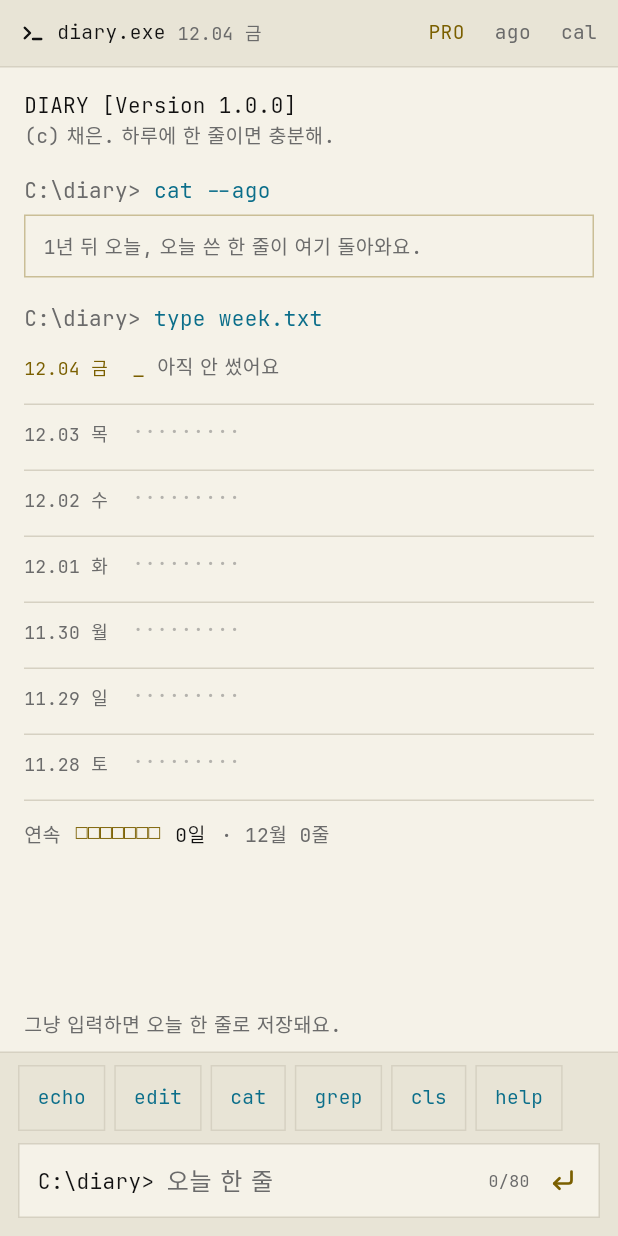
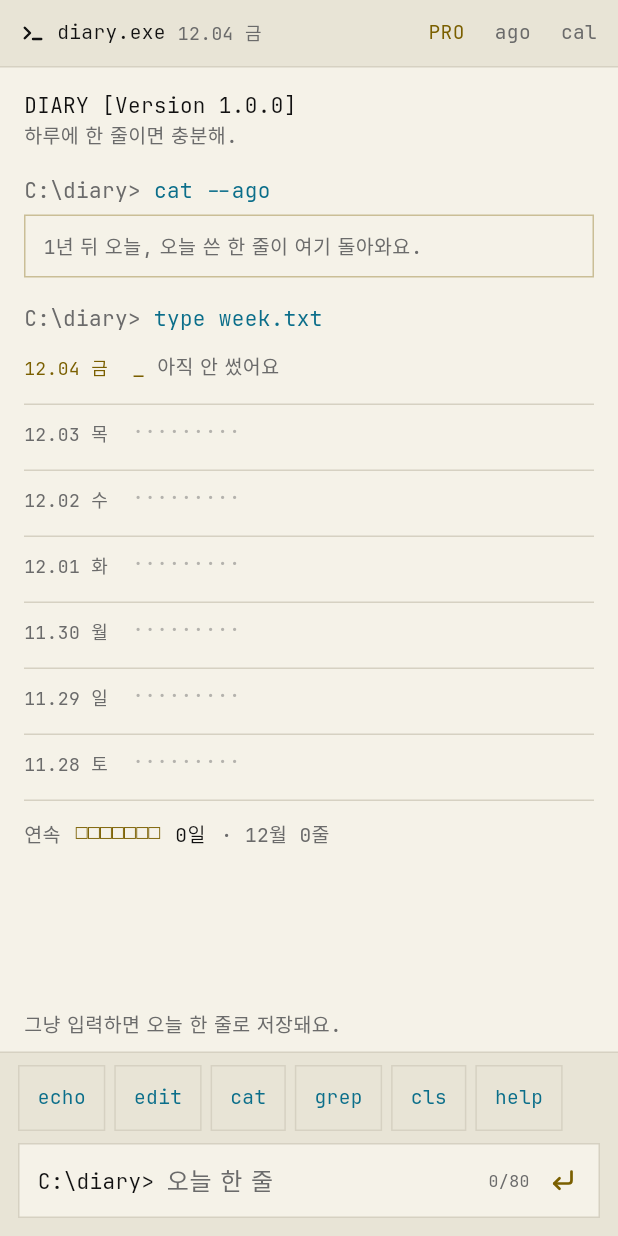
Before and after one commit to isla0x/diary-exe, a Flutter app: the screen it shows after launch, after a tap on an icon or button, on a phone screen of 412 x 824 dp. Run offline on Flutter 3.47's test engine with Material 3 defaults, Android fonts, the phone set to English and light mode, and no system bars; our stand-ins replace in_app_purchase, shared_preferences; missing offline and left inert: home_widget.

Commit message:
화면에서 이름 문구 빼기
- 메인 · 부팅 화면의 '(c) 채은.' 삭제, 문구만 남김
- 스토어 스크린샷 다시 뽑음

Co-Authored-By: Claude Opus 5.5 <noreply@anthropic.com>
Claude-Session: https://claude.ai/code/session_017iZMWYbGKXjhd5bZRMzdGV

```diff
--- a/lib/screens/boot_screen.dart
+++ b/lib/screens/boot_screen.dart
@@ -116,7 +116,7 @@ class _BootScreenState extends State<BootScreen> {
                               ),
                               const SizedBox(height: 20),
                               Text('DIARY [Version 1.0.0]', style: termStyle(p.hi)),
-                              Text('(c) 채은. 하루에 한 줄이면 충분해.', style: termStyle(p.dim, size: 13, ko: true)),
+                              Text('하루에 한 줄이면 충분해.', style: termStyle(p.dim, size: 13, ko: true)),
                               const SizedBox(height: 32),
                               Text.rich(TextSpan(children: [
                                 TextSpan(text: 'C:\\> ', style: termStyle(p.dim)),
--- a/lib/screens/home_screen.dart
+++ b/lib/screens/home_screen.dart
@@ -137,7 +137,7 @@ class _HomeScreenState extends State<HomeScreen> {
                           keyboardDismissBehavior: ScrollViewKeyboardDismissBehavior.onDrag,
                           children: [
                             Text('DIARY [Version 1.0.0]', style: termStyle(p.hi)),
-                            Text('(c) 채은. 하루에 한 줄이면 충분해.', style: termStyle(p.dim, size: 13, ko: true)),
+                            Text('하루에 한 줄이면 충분해.', style: termStyle(p.dim, size: 13, ko: true)),
                             const SizedBox(height: 16),
                             _prompt(p, 'cat --ago'),
                             const SizedBox(height: 6),
```
Also changed, not shown: 7 other files.
